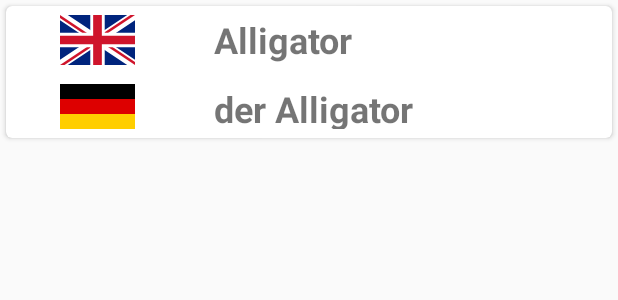
After one commit to SilentLongbow/Animal-Dictionary-Mobile, an Android app: the layout list_item_animal.xml on its own in the app's theme, with its tools: preview values and no code run, on a phone screen of 412 x 824 dp. The commit adds this screen. Shown: the top 300 px of the screen. Run offline under Robolectric (Android 15) with nearby library versions, the phone set to English and light mode, and no system bars; Roboto replaces fonts that are not available here.

```diff
--- /dev/null
+++ b/app/src/main/res/layout/list_item_animal.xml
@@ -0,0 +1,86 @@
+<?xml version="1.0" encoding="utf-8"?>
+<layout xmlns:android="http://schemas.android.com/apk/res/android"
+    xmlns:app="http://schemas.android.com/apk/res-auto"
+    xmlns:tools="http://schemas.android.com/tools">
+
+    <data>
+
+        <variable
+            name="animal"
+            type="nz.ac.uclive.mjk141.en_dedictionary.animal_database.Animal" />
+        <variable
+            name="clickListener"
+            type="nz.ac.uclive.mjk141.en_dedictionary.main_page_recycler.AnimalListener" />
+    </data>
+
+    <androidx.cardview.widget.CardView
+        android:layout_width="match_parent"
+        android:layout_height="wrap_content"
+        android:layout_margin="4dp"
+        android:clickable="true"
+        android:foreground="?android:attr/selectableItemBackground"
+        app:cardCornerRadius="4dp">
+
+        <androidx.constraintlayout.widget.ConstraintLayout
+            android:layout_width="match_parent"
+            android:layout_height="80dp"
+            android:layout_margin="4dp"
+            android:onClick="@{() -> clickListener.onClick(animal)}">
+
+            <TextView
+                android:id="@+id/englishText"
+                style="@style/recycler_view_item_text_view"
+                android:text="@{animal.englishName}"
+                android:textAlignment="textStart"
+                app:layout_constraintBottom_toBottomOf="@+id/englishFlagImage"
+                app:layout_constraintEnd_toEndOf="parent"
+                app:layout_constraintStart_toStartOf="@+id/leftHorizontalDivider"
+                app:layout_constraintTop_toTopOf="@id/englishFlagImage"
+                app:layout_constraintVertical_bias="0.0"
+                tools:text="Alligator" />
+
+            <androidx.constraintlayout.widget.Guideline
+                android:id="@+id/leftHorizontalDivider"
+                android:layout_width="wrap_content"
+                android:layout_height="wrap_content"
+                android:orientation="vertical"
+                app:layout_constraintGuide_percent="0.3" />
+
+            <ImageView
+                android:id="@+id/englishFlagImage"
+                android:layout_width="50dp"
+                android:layout_height="wrap_content"
+                android:layout_marginStart="32dp"
+                android:layout_marginTop="2dp"
+                android:adjustViewBounds="true"
+                app:layout_constraintStart_toStartOf="parent"
+                app:layout_constraintTop_toTopOf="parent"
+                app:srcCompat="@drawable/ic_english_flag" />
+
+            <ImageView
+                android:id="@+id/germanFlagImage"
+                android:layout_width="0dp"
+                android:layout_height="wrap_content"
+                android:layout_marginBottom="2dp"
+                android:adjustViewBounds="true"
+                app:layout_constraintBottom_toBottomOf="parent"
+                app:layout_constraintEnd_toEndOf="@+id/englishFlagImage"
+                app:layout_constraintStart_toStartOf="@+id/englishFlagImage"
+                app:srcCompat="@drawable/ic_flag_of_germany" />
+
+            <TextView
+                android:id="@+id/germanText"
+                style="@style/recycler_view_item_text_view"
+                android:layout_width="0dp"
+                android:layout_height="0dp"
+                android:textAlignment="textStart"
+                app:germanNameFormatted="@{animal}"
+                app:layout_constraintBottom_toBottomOf="@+id/germanFlagImage"
+                app:layout_constraintEnd_toEndOf="parent"
+                app:layout_constraintStart_toStartOf="@+id/leftHorizontalDivider"
+                app:layout_constraintTop_toTopOf="@+id/germanFlagImage"
+                app:layout_constraintVertical_bias="0.0"
+                tools:text="der Alligator" />
+        </androidx.constraintlayout.widget.ConstraintLayout>
+    </androidx.cardview.widget.CardView>
+</layout>
```
Also changed, not shown: app/src/main/res/layout/animal_selection_fragment.xml (+7 -5 lines), app/src/main/res/layout/view_animal_fragment.xml (+38 -4 lines), app/src/main/res/navigation/navigation.xml (+10 -6 lines).
